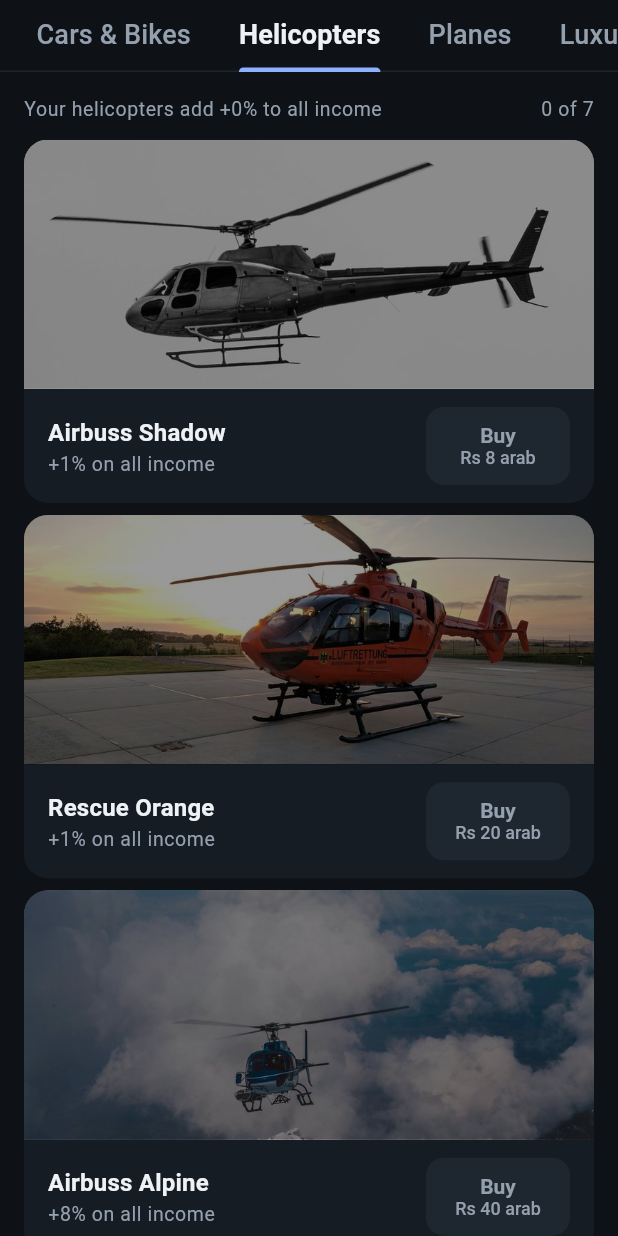
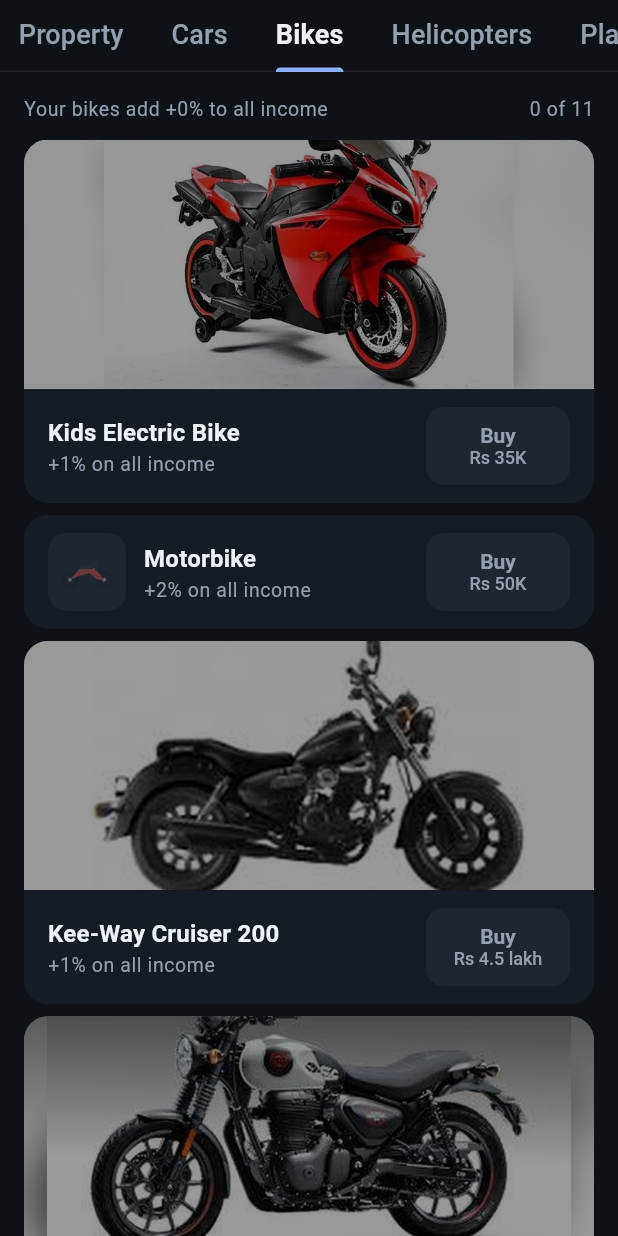
Before and after one commit to fahad2bhatti/desi-business-empire, a Flutter app: the PropertyScreen widget shown alone on an empty page, opened directly, tab 4 chosen, on a phone screen of 412 x 824 dp. Run offline on Flutter 3.47's test engine with Material 3 defaults, Android fonts, the phone set to English and light mode, and no system bars; our stand-ins replace drift, drift_flutter, flutter_riverpod, go_router; accounts and stored records are empty; generated files the repository leaves out were written again.

Commit message:
Add Bikes tab with 10 bikes; split Cars and Bikes
Motorbike and new bikes move to a 'bike' group with their own Bikes tab.
64 items, +140%.

Co-Authored-By: Claude Opus 5.5 <noreply@anthropic.com>
Claude-Session: https://claude.ai/code/session_019ytPtR6HKukidwBNEwqcBQ

```diff
--- a/assets/config/economy.json
+++ b/assets/config/economy.json
@@ -466,21 +466,31 @@
   "lifestyleSellRefund": 0.6,
   "lifestyle": [
     {"id": "wstreet", "name": "Gold Steel Watch", "kind": "luxury", "group": "watches", "price": 15000, "incomeBonusPercent": 1},
-    {"id": "motorbike", "name": "Motorbike", "kind": "vehicle", "group": "road", "price": 50000, "incomeBonusPercent": 2},
+    {"id": "kidsbike", "name": "Kids Electric Bike", "kind": "vehicle", "group": "bike", "price": 35000, "incomeBonusPercent": 1},
+    {"id": "motorbike", "name": "Motorbike", "kind": "vehicle", "group": "bike", "price": 50000, "incomeBonusPercent": 2},
     {"id": "pendant", "name": "Titli Pendant Set", "kind": "luxury", "group": "jewellery", "price": 85000, "incomeBonusPercent": 1},
+    {"id": "cruiserbike", "name": "Kee-Way Cruiser 200", "kind": "vehicle", "group": "bike", "price": 450000, "incomeBonusPercent": 1},
     {"id": "watch", "name": "Gold Watch", "kind": "luxury", "group": "watches", "price": 500000, "incomeBonusPercent": 3},
     {"id": "car", "name": "BMV Coupe", "kind": "vehicle", "group": "road", "price": 800000, "incomeBonusPercent": 2},
     {"id": "wskeleton", "name": "Skeleton Automatic", "kind": "luxury", "group": "watches", "price": 900000, "incomeBonusPercent": 1},
+    {"id": "hunter", "name": "Royal Hunter 350", "kind": "vehicle", "group": "bike", "price": 900000, "incomeBonusPercent": 1},
+    {"id": "adventure", "name": "Benelly TRK 251", "kind": "vehicle", "group": "bike", "price": 1100000, "incomeBonusPercent": 1},
     {"id": "goldset", "name": "Gold Choker Set", "kind": "luxury", "group": "jewellery", "price": 1200000, "incomeBonusPercent": 1},
     {"id": "longset", "name": "Rani Haar Set", "kind": "luxury", "group": "jewellery", "price": 1800000, "incomeBonusPercent": 1},
     {"id": "wdress", "name": "Mont Blanco Classic", "kind": "luxury", "group": "watches", "price": 1800000, "incomeBonusPercent": 1},
+    {"id": "r25", "name": "Yamah R-25", "kind": "vehicle", "group": "bike", "price": 1800000, "incomeBonusPercent": 1},
     {"id": "popart", "name": "Pop Art Wall", "kind": "luxury", "group": "art", "price": 2500000, "incomeBonusPercent": 1},
     {"id": "kundan", "name": "Kundan Choker", "kind": "luxury", "group": "jewellery", "price": 3500000, "incomeBonusPercent": 1},
     {"id": "wvintage", "name": "Omeg Vintage", "kind": "luxury", "group": "watches", "price": 3500000, "incomeBonusPercent": 2},
     {"id": "sedan", "name": "Porsha Panamara", "kind": "vehicle", "group": "road", "price": 4500000, "incomeBonusPercent": 3},
     {"id": "wdiver", "name": "Rolax Sub Diver", "kind": "luxury", "group": "watches", "price": 4500000, "incomeBonusPercent": 2},
+    {"id": "gsx8t", "name": "Suzki GSX-8T", "kind": "vehicle", "group": "bike", "price": 4500000, "incomeBonusPercent": 2},
     {"id": "canvas", "name": "Studio Canvas", "kind": "luxury", "group": "art", "price": 6000000, "incomeBonusPercent": 1},
+    {"id": "gsxr750", "name": "Suzki GSX-R750", "kind": "vehicle", "group": "bike", "price": 6500000, "incomeBonusPercent": 2},
     {"id": "bridal", "name": "Bridal Gold Set", "kind": "luxury", "group": "jewellery", "price": 7500000, "incomeBonusPercent": 1},
+    {"id": "r1", "name": "Yamah R-One", "kind": "vehicle", "group": "bike", "price": 8500000, "incomeBonusPercent": 2},
+    {"id": "gsxr1000", "name": "Suzki GSX-R1000", "kind": "vehicle", "group": "bike", "price": 9500000, "incomeBonusPercent": 2},
+    {"id": "ninjah2", "name": "Kawasake Ninja H2", "kind": "vehicle", "group": "bike", "price": 10500000, "incomeBonusPercent": 3},
     {"id": "temple", "name": "Temple Necklace", "kind": "luxury", "group": "jewellery", "price": 12000000, "incomeBonusPercent": 1},
     {"id": "cruiser", "name": "Lexas Cruiser", "kind": "vehicle", "group": "road", "price": 18000000, "incomeBonusPercent": 3},
     {"id": "jewellery", "name": "Polki Jewellery Set", "kind": "luxury", "group": "jewellery", "price": 20000000, "incomeBonusPercent": 4},
--- a/lib/core/strings.dart
+++ b/lib/core/strings.dart
@@ -37,7 +37,8 @@ abstract final class S {
   static const lifestyle = 'Lifestyle';
   static const tabHome = 'Home';
   static const tabVehicles = 'Vehicles';
-  static const tabCars = 'Cars & Bikes';
+  static const tabCars = 'Cars';
+  static const tabBikes = 'Bikes';
   static const tabHelis = 'Helicopters';
   static const tabPlanes = 'Planes';
   static const tabLuxury = 'Luxury';
--- a/lib/domain/economy/config_validator.dart
+++ b/lib/domain/economy/config_validator.dart
@@ -79,7 +79,7 @@ List<String> validateConfig(EconomyConfig c) {
     check(i.pricePaisa > 0, '$where: price must be > 0');
     check(i.incomeBonusPercent > 0, '$where: bonus must be > 0');
     check(i.kind == 'vehicle' || i.kind == 'luxury', '$where: kind must be vehicle or luxury');
-    check(const {'road', 'heli', 'plane', 'luxury', 'watches', 'jewellery', 'art', 'yachts'}.contains(i.group), '$where: unknown group ${i.group}');
+    check(const {'road', 'bike', 'heli', 'plane', 'luxury', 'watches', 'jewellery', 'art', 'yachts'}.contains(i.group), '$where: unknown group ${i.group}');
   }
   check(c.homes.isNotEmpty, 'no homes');
   for (final (i, h) in c.homes.indexed) {
--- a/lib/domain/economy/economy_config.dart
+++ b/lib/domain/economy/economy_config.dart
@@ -68,7 +68,7 @@ class LifestyleDef {
   /// `vehicle` or `luxury`.
   final String kind;
 
-  /// The section it is shown in: `road`, `heli`, `plane`, `luxury`, or one
+  /// The section it is shown in: `road`, `bike`, `heli`, `plane`, `luxury`, or one
   /// of the luxury sub-sections `watches`, `jewellery`, `art` and `yachts`.
   final String group;
   final int pricePaisa;
--- a/lib/features/property/property_screen.dart
+++ b/lib/features/property/property_screen.dart
@@ -16,14 +16,14 @@ import 'home_list.dart';
 import 'lifestyle_list.dart';
 
 /// Assets tab: one section per kind of asset. [initialTab] is one of
-/// `home`, `property`, `vehicles` (cars and bikes), `helicopters`, `planes`,
+/// `home`, `property`, `vehicles` (cars), `bikes`, `helicopters`, `planes`,
 /// `luxury`.
 class PropertyScreen extends StatelessWidget {
   const PropertyScreen({super.key, this.initialTab});
 
   final String? initialTab;
 
-  static const _tabs = ['home', 'property', 'vehicles', 'helicopters', 'planes', 'luxury'];
+  static const _tabs = ['home', 'property', 'vehicles', 'bikes', 'helicopters', 'planes', 'luxury'];
 
   @override
   Widget build(BuildContext context) {
@@ -40,6 +40,7 @@ class PropertyScreen extends StatelessWidget {
               Tab(text: S.tabHome),
               Tab(text: S.property),
               Tab(text: S.tabCars),
+              Tab(text: S.tabBikes),
               Tab(text: S.tabHelis),
               Tab(text: S.tabPlanes),
               Tab(text: S.tabLuxury),
@@ -50,7 +51,8 @@ class PropertyScreen extends StatelessWidget {
               children: [
                 HomeList(),
                 _PropertyList(),
-                LifestyleList(group: 'road', what: 'cars and bikes'),
+                LifestyleList(group: 'road', what: 'cars'),
+                LifestyleList(group: 'bike', what: 'bikes'),
                 LifestyleList(group: 'heli', what: 'helicopters'),
                 LifestyleList(group: 'plane', what: 'planes'),
                 LifestyleList(
```
Also changed, not shown: lib/features/common/photos.dart (+10 -0 lines), assets/images/adventure.jpg (added), assets/images/cruiserbike.jpg (added), assets/images/gsx8t.jpg (added), assets/images/gsxr1000.jpg (added), assets/images/gsxr750.jpg (added), assets/images/hunter.jpg (added), assets/images/kidsbike.jpg (added), assets/images/ninjah2.jpg (added), assets/images/r1.jpg (added), assets/images/r25.jpg (added), 3 other files.
